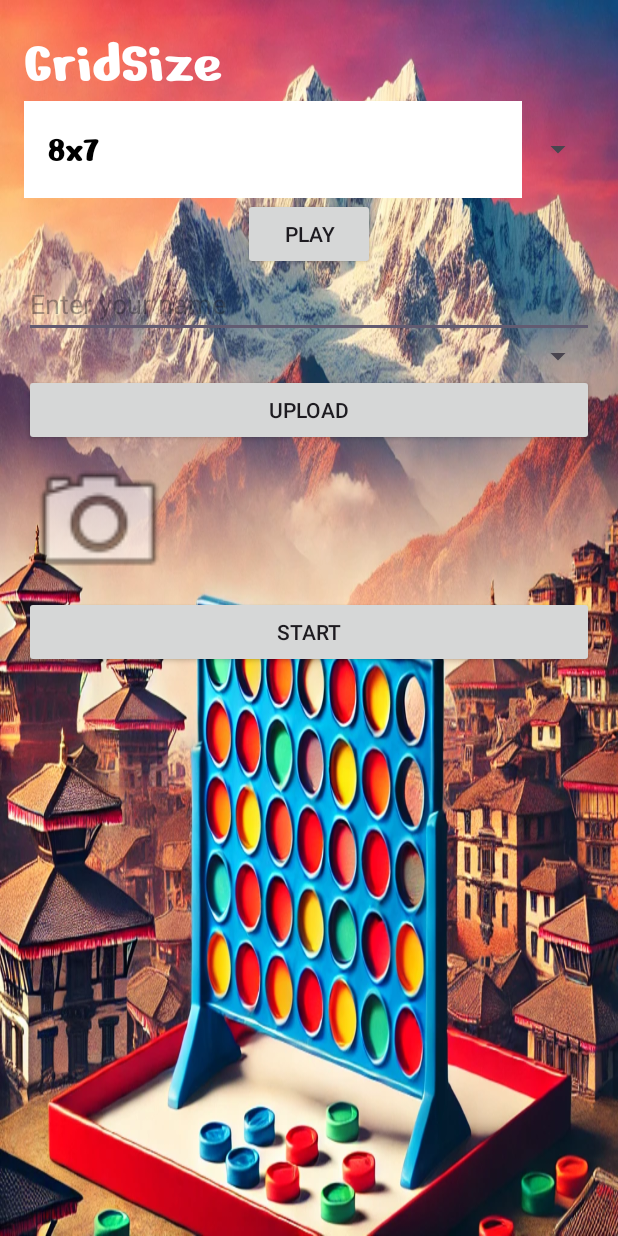
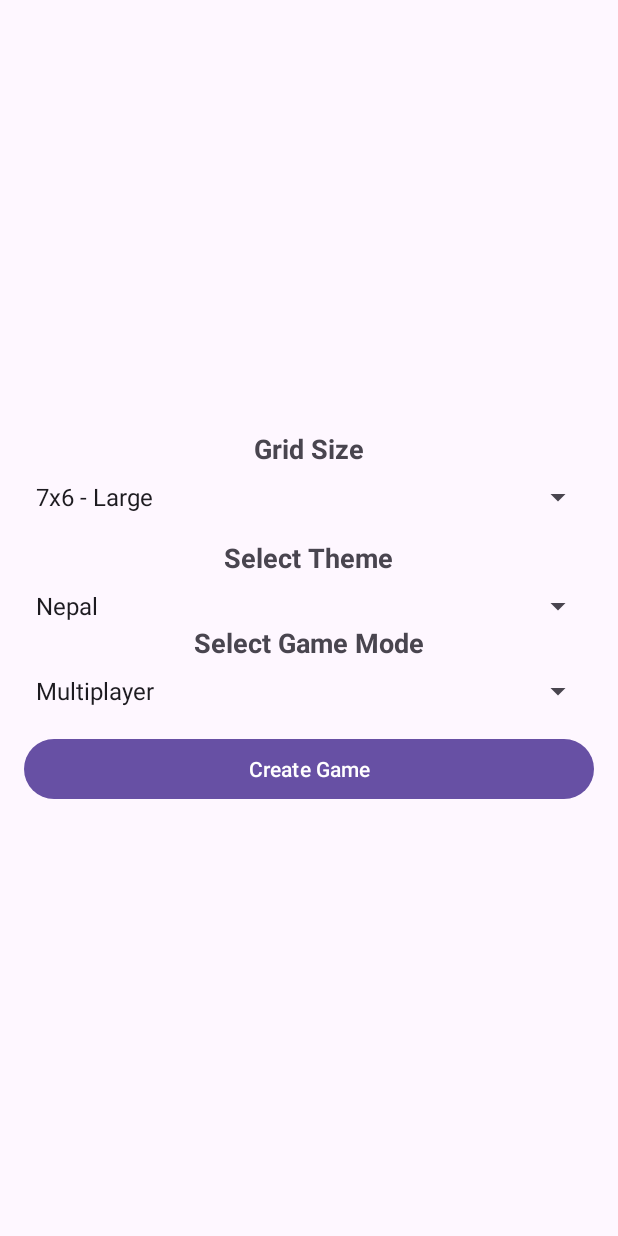
Before and after one commit to Shulav-thapaliya/ConnectFour, an Android app: the screen it shows after launch (Page2 before the commit, grid_selection after it), after a tap on "Play", on a phone screen of 412 x 824 dp. Run offline under Robolectric (Android 15) with nearby library versions, the phone set to English and light mode, and no system bars.

Commit message:
i have added the grid setting pages

```diff
--- a/app/src/main/java/com/example/connectfour/MainActivity.java
+++ b/app/src/main/java/com/example/connectfour/MainActivity.java
@@ -53,7 +53,7 @@ public void animate(View view) {
                                 public void run() {
                                     textView.setVisibility(View.GONE); // Make the TextView disappear
 //                                  Intent to start the new Activity
-                                    Intent intent = new Intent(MainActivity.this, Page2.class);
+                                    Intent intent = new Intent(MainActivity.this, grid_selection.class);
                                     startActivity(intent);
                                     finish();
                                 }
--- /dev/null
+++ b/app/src/main/java/com/example/connectfour/grid_selection.java
@@ -0,0 +1,69 @@
+package com.example.connectfour;
+
+import android.os.Bundle;
+import android.view.View;
+import android.widget.ArrayAdapter;
+import android.widget.Spinner;
+import android.widget.Toast;
+
+import androidx.activity.EdgeToEdge;
+import androidx.appcompat.app.AppCompatActivity;
+import androidx.core.graphics.Insets;
+import androidx.core.view.ViewCompat;
+import androidx.core.view.WindowInsetsCompat;
+
+public class grid_selection extends AppCompatActivity {
+
+    private Spinner spinnerGridSize;
+    private Spinner spinnerGridName;
+    private Spinner spinnerGameMode;
+
+    @Override
+    protected void onCreate(Bundle savedInstanceState) {
+        super.onCreate(savedInstanceState);
+        EdgeToEdge.enable(this);
+        setContentView(R.layout.activity_grid_selection);
+
+//        Spinner for the grid size
+        spinnerGridSize = findViewById(R.id.spinnerGridSize);
+        ArrayAdapter<CharSequence> adapterGridSize = ArrayAdapter.createFromResource(this,
+                R.array.grid_sizes, android.R.layout.simple_spinner_item);
+        adapterGridSize.setDropDownViewResource(android.R.layout.simple_spinner_dropdown_item);
+        spinnerGridSize.setAdapter(adapterGridSize);
+
+
+//        Spinner for the grid name
+        spinnerGridName = findViewById(R.id.spinnerGridName);
+        ArrayAdapter<CharSequence> adapterGridName = ArrayAdapter.createFromResource(this,
+                R.array.grid_names, android.R.layout.simple_spinner_item);
+        adapterGridName.setDropDownViewResource(android.R.layout.simple_spinner_dropdown_item);
+        spinnerGridName.setAdapter(adapterGridName);
+
+//        This section is for the game mode
+
+        spinnerGameMode = findViewById(R.id.spinnerGameMode);
+        ArrayAdapter<CharSequence> adapterGameMode = ArrayAdapter.createFromResource(this,
+                R.array.game_modes, android.R.layout.simple_spinner_item);
+        adapterGameMode.setDropDownViewResource(android.R.layout.simple_spinner_dropdown_item);
+        spinnerGameMode.setAdapter(adapterGameMode);
+
+    }
+
+//    This section of the code is to  create an object based on the information that is being provided to us
+    public void createGameSettings(View view) {
+        String selectedGameMode = spinnerGameMode.getSelectedItem().toString();
+        String selectedGridSize = spinnerGridSize.getSelectedItem().toString();
+        String selectedTheme = spinnerGridName.getSelectedItem().toString();
+
+        GameSettings settings = new GameSettings(selectedGameMode, selectedGridSize, selectedTheme);
+
+    // For demonstration, you could log these settings or display them in a toast
+        Toast.makeText(this, "Settings: Mode=" + settings.getGameMode() +
+                ", Grid Size=" + settings.getGridSize() +
+                ", Theme=" + settings.getTheme(), Toast.LENGTH_LONG).show();
+
+    // You can now pass these settings to the next activity or use them to configure your game
+    }
+
+
+}
--- /dev/null
+++ b/app/src/main/res/layout/activity_grid_selection.xml
@@ -0,0 +1,62 @@
+<?xml version="1.0" encoding="utf-8"?>
+<LinearLayout xmlns:android="http://schemas.android.com/apk/res/android"
+    android:layout_width="match_parent"
+    android:layout_height="match_parent"
+    android:orientation="vertical"
+    android:padding="16dp"
+    android:gravity="center">
+
+    <!-- Spinner for selecting grid sizes -->
+    <TextView
+        android:layout_width="wrap_content"
+        android:layout_height="wrap_content"
+        android:text="@string/grid_size"
+        android:layout_marginBottom="8dp"
+        android:textSize="18sp"
+        android:textStyle="bold"/>
+
+    <Spinner
+        android:id="@+id/spinnerGridSize"
+        android:layout_width="match_parent"
+        android:layout_height="wrap_content"/>
+
+    <!-- Spinner for selecting grid names/themes -->
+    <TextView
+        android:layout_width="wrap_content"
+        android:layout_height="wrap_content"
+        android:text="@string/select_theme"
+        android:layout_marginTop="16dp"
+        android:layout_marginBottom="8dp"
+        android:textSize="18sp"
+        android:textStyle="bold"/>
+
+    <Spinner
+        android:id="@+id/spinnerGridName"
+        android:layout_width="match_parent"
+        android:layout_height="wrap_content" />
+
+
+    <!-- Spinner for selecting game mode -->
+    <TextView
+        android:layout_width="wrap_content"
+        android:layout_height="wrap_content"
+        android:text="@string/select_game_mode"
+        android:layout_marginBottom="8dp"
+        android:textSize="18sp"
+        android:textStyle="bold"/>
+
+    <Spinner
+        android:id="@+id/spinnerGameMode"
+        android:layout_width="match_parent"
+        android:layout_height="wrap_content"/>
+
+    <Button
+        android:id="@+id/buttonCreateGameSettings"
+        android:layout_width="match_parent"
+        android:layout_height="wrap_content"
+        android:text="@string/create_game"
+        android:layout_marginTop="16dp"
+        android:onClick="createGameSettings"/>
+
+
+</LinearLayout>
--- a/app/src/main/res/layout/activity_page2.xml
+++ /dev/null
@@ -1,69 +0,0 @@
-<?xml version="1.0" encoding="utf-8"?>
-<LinearLayout
-    xmlns:android="http://schemas.android.com/apk/res/android"
-    android:layout_width="match_parent"
-    android:layout_height="match_parent"
-    android:orientation="vertical"
-    android:padding="16dp"
-    android:background="@drawable/background_2">
-
-    <TextView
-        android:layout_width="wrap_content"
-        android:layout_height="wrap_content"
-        android:text="@string/gridsize"
-        android:fontFamily="@font/ghost"
-        android:textColor="@color/white"
-        android:textSize="40sp"/>
-
-    <Spinner
-        android:id="@+id/spinnerGridSize"
-        android:layout_width="match_parent"
-        android:layout_height="wrap_content"/>
-
-    <Button
-        android:id="@+id/buttonPlay"
-        android:layout_width="wrap_content"
-        android:layout_height="wrap_content"
-        android:text="@string/play1"
-        android:layout_gravity="center_horizontal"
-        android:onClick="onPlayClicked"/>
-
-    <!-- EditText for Name -->
-    <EditText
-        android:id="@+id/editTextName"
-        android:layout_width="match_parent"
-        android:layout_height="wrap_content"
-        android:hint="@string/enter_your_name"/>
-
-    <Spinner
-        android:id="@+id/spinnerColor"
-        android:layout_width="match_parent"
-        android:layout_height="wrap_content"/>
-
-    <!-- Button for Image Upload -->
-    <Button
-        android:id="@+id/buttonUploadImage"
-        android:layout_width="match_parent"
-        android:layout_height="wrap_content"
-        android:text="@string/upload"
-        android:onClick="onUploadImage"/>
-
-    <!-- ImageView to display the uploaded image -->
-    <ImageView
-        android:id="@+id/imageViewPlayer"
-        android:layout_width="100dp"
-        android:layout_height="100dp"
-        android:src="@android:drawable/ic_menu_camera"/>
-
-    <!-- Button to Start Game -->
-    <Button
-        android:id="@+id/buttonStartGame"
-        android:layout_width="match_parent"
-        android:layout_height="wrap_content"
-        android:text="@string/start"
-        android:onClick="onStartGame"/>
-
-
-
-
-</LinearLayout>
--- a/app/src/main/res/layout/spinner_page2.xml
+++ /dev/null
@@ -1,11 +0,0 @@
-<?xml version="1.0" encoding="utf-8"?>
-<TextView xmlns:android="http://schemas.android.com/apk/res/android"
-    android:id="@+id/textView"
-    android:layout_width="match_parent"
-    android:layout_height="wrap_content"
-    android:padding="16dp"
-    android:textSize="25sp"
-    android:textColor="@color/black"
-    android:gravity="center_vertical"
-    android:background="@color/white"
-    android:fontFamily="@font/ghost"/>
--- /dev/null
+++ b/app/src/main/res/values/arrays.xml
@@ -0,0 +1,20 @@
+<?xml version="1.0" encoding="utf-8"?>
+<resources>
+    <string-array name="grid_sizes">
+        <item>7x6 - Large</item>
+        <item>6x5 - Medium</item>
+        <item>8x7 - Small</item>
+    </string-array>
+
+    <string-array name="grid_names">
+        <item>Nepal</item>
+        <item>Bhutan</item>
+        <item>Australia</item>
+    </string-array>
+
+    <string-array name="game_modes">
+        <item>Multiplayer</item>
+        <item>Single Player</item>
+    </string-array>
+
+</resources>
--- a/app/src/main/res/values/strings.xml
+++ b/app/src/main/res/values/strings.xml
@@ -9,10 +9,10 @@
     <string name="enter_your_name">Enter your name</string>
     <string name="upload">Upload</string>
     <string name="start">Start</string>
+    <string name="grid_size">Grid Size</string>
+    <string name="select_theme">Select Theme</string>
+    <string name="select_game_mode">Select Game Mode</string>
+    <string name="create_game">Create Game</string>
 
-    <string-array name="grid_sizes">
-        <item>8x7</item>
-        <item>6x5</item>
-        <item>7x6</item>
-    </string-array>
+
 </resources>
```
Also changed, not shown: app/src/main/AndroidManifest.xml (+5 -4 lines), app/src/main/java/com/example/connectfour/GameSettings.java (added, +26 -0 lines), app/src/main/java/com/example/connectfour/Page2.java (deleted, +0 -75 lines), app/src/main/java/com/example/connectfour/Player.java (deleted, +0 -34 lines).
